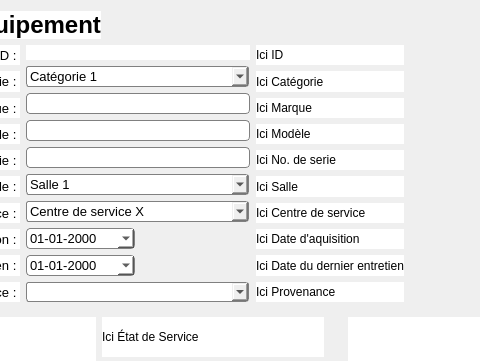
This is Interface/FenetresEnUI/AjoutEquipement.ui in ProjetPC2/SIMM2.0-DEV as Qt 5 draws it before an edit; both pictures show x 146 to 626 and y 0 to 361 of the 964 by 711 pixel window. The edited form follows.
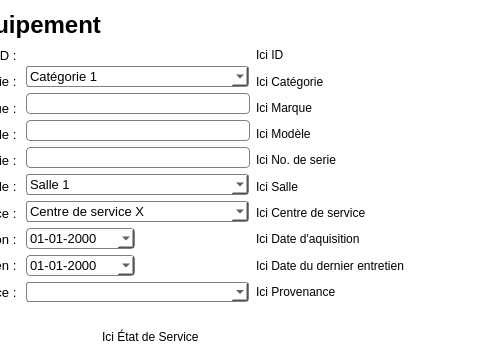
This is the edited form. Icons and pictures are not drawn.

What changed in the file:
```diff
--- a/Interface/FenetresEnUI/AjoutEquipement.ui
+++ b/Interface/FenetresEnUI/AjoutEquipement.ui
@@ -14,7 +14,7 @@
    <string>Form</string>
   </property>
   <property name="styleSheet">
-   <string notr="true"/>
+   <string notr="true">background:white;</string>
   </property>
   <layout class="QGridLayout" name="gridLayout">
    <item row="0" column="0" colspan="2">
```
Left out of the diff: 3 changed lines with no effect on the pictures.
